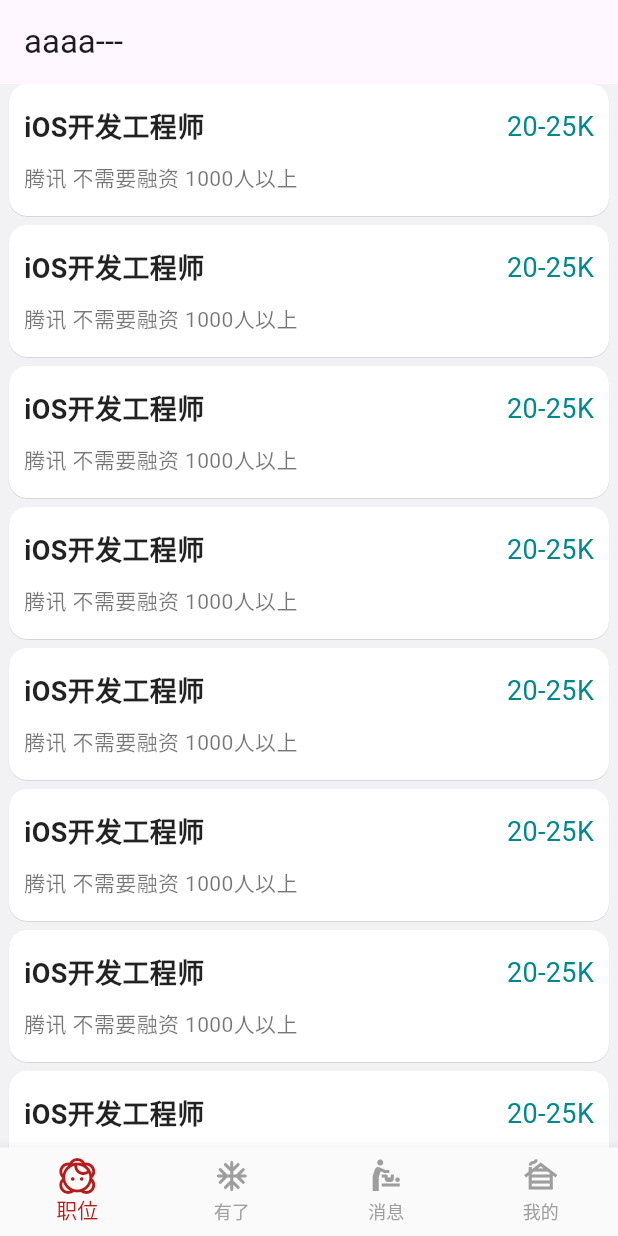
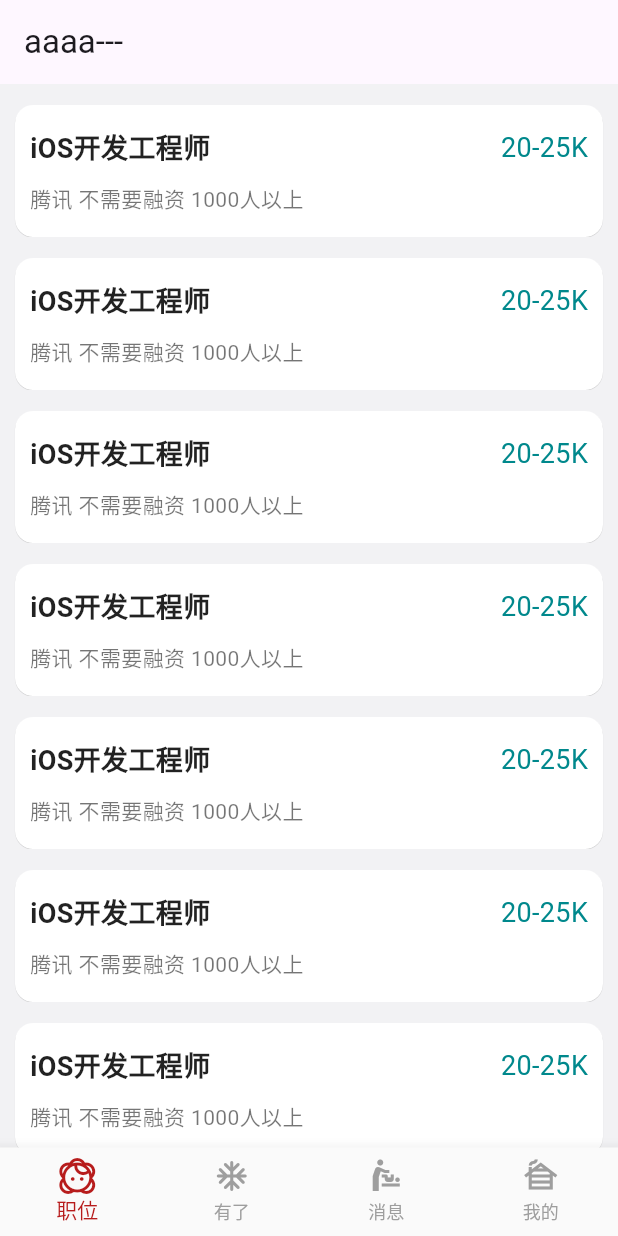
Before and after one commit to BHLinuxKernelSIG/BossZP_Flutter, a Flutter app: the screen it shows after launch, on a phone screen of 412 x 824 dp. Run offline on Flutter 3.47's test engine with Material 2 defaults, Android fonts, the phone set to English and light mode, and no system bars.

Commit message:
Update posotion_list_widget.dart

```diff
--- a/lib/ui/posotion_list_widget.dart
+++ b/lib/ui/posotion_list_widget.dart
@@ -13,7 +13,8 @@ class PositionListWidget extends StatelessWidget {
             child: Container(
               color: Color(0xFFF2F2F4),
               child: Card(
-                margin: EdgeInsets.only(left: 6, right: 6, top: 0, bottom: 6),
+                margin:
+                    EdgeInsets.only(left: 10, right: 10, top: 14, bottom: 0),
                 elevation: 0.2,
                 color: Colors.white,
                 // surfaceTintColor: Colors.green,
```
